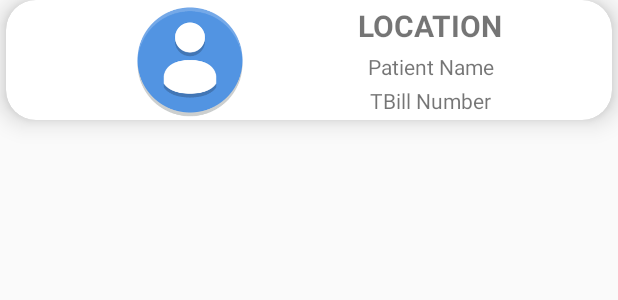
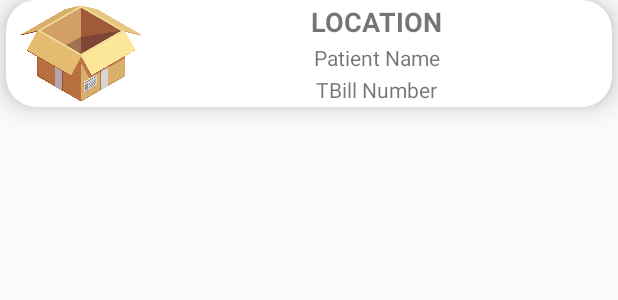
Before and after one commit to AgnellusX1/BVH-PharmacyApp, an Android app: the layout ward_card.xml on its own in the app's theme, with its tools: preview values and no code run, on a phone screen of 412 x 824 dp. Shown: the top 300 px of the screen. Run offline under Robolectric (Android 15) with nearby library versions, the phone set to English and light mode, and no system bars.

Commit message:
new:Alignments and icons

```diff
--- a/app/src/main/res/layout/ward_card.xml
+++ b/app/src/main/res/layout/ward_card.xml
@@ -28,7 +28,7 @@
             android:layout_height="wrap_content"
             android:text="Location"
             android:textAllCaps="true"
-            android:textSize="20dp"
+            android:textSize="18sp"
             android:textStyle="bold"
             app:layout_constraintBottom_toTopOf="@+id/pName"
             app:layout_constraintEnd_toEndOf="parent"
@@ -58,17 +58,21 @@
 
         <ImageView
             android:id="@+id/imageView2"
-            android:layout_width="wrap_content"
-            android:layout_height="wrap_content"
-            android:layout_marginLeft="10dp"
+            android:layout_width="80dp"
+            android:layout_height="67dp"
+            android:layout_marginStart="10dp"
+            android:layout_marginTop="2dp"
+            android:layout_marginBottom="2dp"
+            android:adjustViewBounds="true"
+            android:maxWidth="80dp"
+            android:maxHeight="80dp"
+            android:scaleType="fitCenter"
+            android:src="@drawable/box"
             app:layout_constraintBottom_toBottomOf="parent"
-            android:adjustViewBounds="true"
-            android:scaleType="fitCenter"
-            android:maxHeight="80dp"
-            android:maxWidth="80dp"
-            app:layout_constraintEnd_toStartOf="@id/location"
+            app:layout_constraintEnd_toEndOf="parent"
+            app:layout_constraintHorizontal_bias="0.0"
             app:layout_constraintStart_toStartOf="parent"
             app:layout_constraintTop_toTopOf="parent"
-            android:src="@drawable/patientv24" />
+            app:layout_constraintVertical_bias="0.428" />
     </androidx.constraintlayout.widget.ConstraintLayout>
 </androidx.cardview.widget.CardView>
```
Also changed, not shown: app/src/main/res/layout/delivered_card.xml (+12 -10 lines), app/src/main/res/layout/patient_card.xml (+11 -9 lines), app/src/main/res/drawable-v24/box.png (added), app/src/main/res/drawable-v24/check.png (added), app/src/main/res/drawable/box.png (added), app/src/main/res/drawable/check.png (added).
